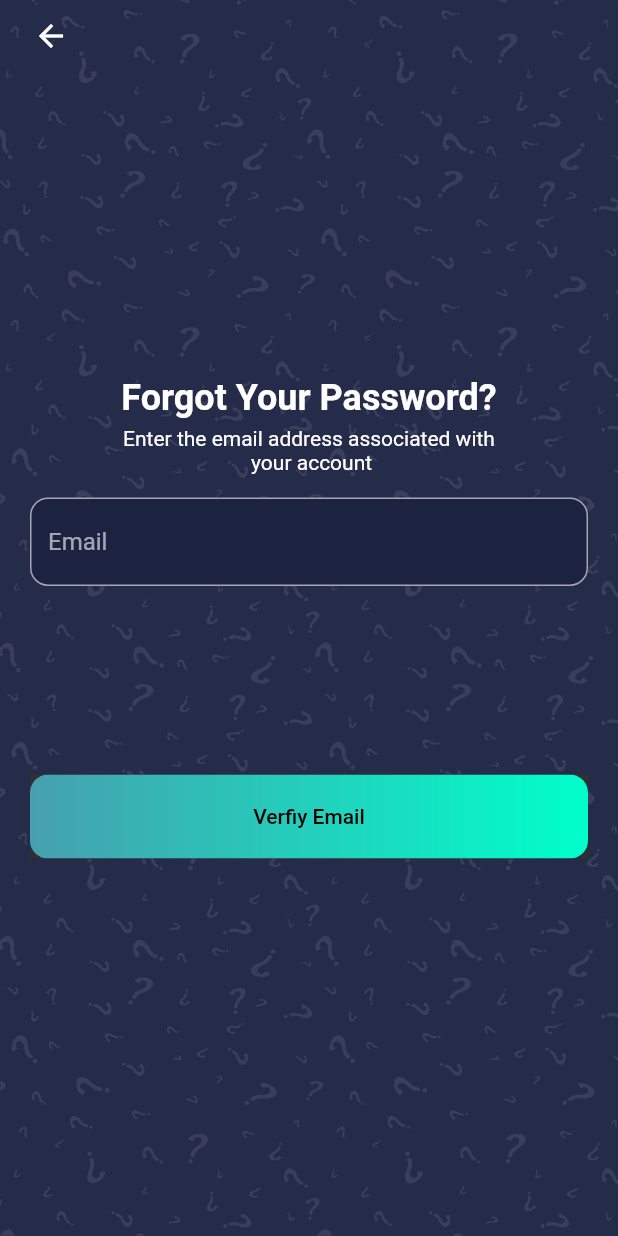
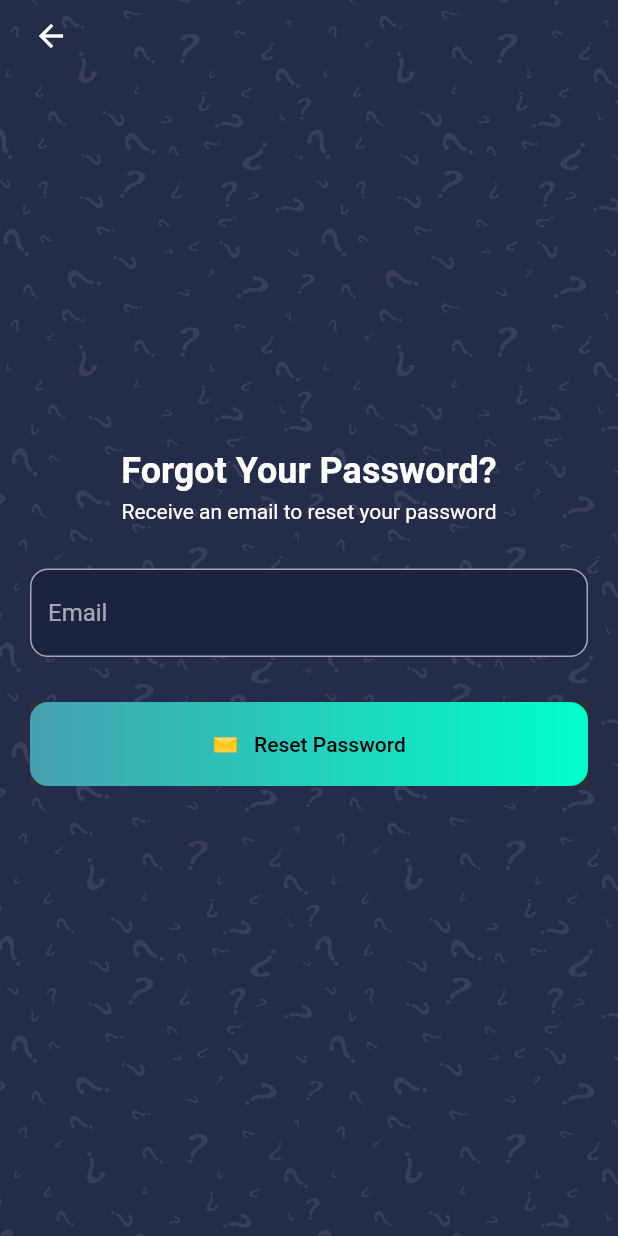
Before and after one commit to ragabelsayed/QuizApp, a Flutter app: the ForgotPasswordScreen screen opened by its route, on a phone screen of 412 x 824 dp. Run offline on Flutter 3.47's test engine with Material 2 defaults, Android fonts, the phone set to English and light mode, and no system bars; our stand-ins replace firebase_auth, firebase_core, flutter_riverpod, flutter_svg; accounts and stored records are empty.

Commit message:
reset password by email is finished

```diff
--- a/quiz_app/lib/src/config/routes.dart
+++ b/quiz_app/lib/src/config/routes.dart
@@ -2,8 +2,7 @@ import 'package:flutter/material.dart';
 import '../screens/exam/exam_screen.dart';
 import '../screens/exam/widget/quiz_input_form.dart';
 import '../screens/home/home_screen.dart';
-import '../screens/reset/forgot_password_screen.dart';
-import '../screens/reset/reset_password_screen.dart';
+import '../screens/reset_password/forgot_password_screen.dart';
 import '../screens/signup/signup_screen.dart';
 import '../screens/login/login_screen.dart';
 import '../screens/student_board/student_board_screen.dart';
@@ -15,7 +14,6 @@ class AppRoutes {
     LoginScreen.routName: (ctx) => const LoginScreen(),
     SignupScreen.routName: (ctx) => const SignupScreen(),
     ForgotPasswordScreen.routName: (ctx) => const ForgotPasswordScreen(),
-    ResetPasswordScreen.routName: (ctx) => const ResetPasswordScreen(),
     HomeScreen.routName: (cxt) => const HomeScreen(),
     ExamScreen.routName: (ctx) => const ExamScreen(),
     QuizForm.routName: (cxt) => const QuizForm(),
--- a/quiz_app/lib/src/provider/auth_provider.dart
+++ b/quiz_app/lib/src/provider/auth_provider.dart
@@ -18,4 +18,8 @@ class Auth {
   static Future<void> signOut() async {
     await FirebaseAuth.instance.signOut();
   }
+
+  static Future<void> resetPassword(String email) async {
+    await FirebaseAuth.instance.sendPasswordResetEmail(email: email);
+  }
 }
--- a/quiz_app/lib/src/provider/exam_provider.dart
+++ b/quiz_app/lib/src/provider/exam_provider.dart
@@ -13,7 +13,7 @@ class ExamNotifier extends StateNotifier<List<Exam>> {
     state.add(exam);
   }
 
-  void addQuiestionToExam(String examId, Question question) {
+  void addQuestionToExam(String examId, Question question) {
     state.firstWhere((element) => element.id == examId).question.add(question);
   }
 }
--- a/quiz_app/lib/src/screens/exam/widget/quiz_input_form.dart
+++ b/quiz_app/lib/src/screens/exam/widget/quiz_input_form.dart
@@ -35,7 +35,7 @@ class _QuizFormState extends ConsumerState<QuizForm> {
     if (_isValid) {
       _formKey.currentState!.save();
       try {
-        ref.read(examProvider.notifier).addQuiestionToExam(
+        ref.read(examProvider.notifier).addQuestionToExam(
             widget.examId!,
             Question(
               id: DateTime.now().toIso8601String(),
--- a/quiz_app/lib/src/screens/reset/forgot_password_screen.dart
+++ /dev/null
@@ -1,68 +0,0 @@
-import 'package:flutter/material.dart';
-import '../../config/constants.dart';
-import '../../config/palette.dart';
-import '../../widgets/rounded_btn.dart';
-import '../login/login_screen.dart';
-
-class ForgotPasswordScreen extends StatelessWidget {
-  static const routName = '/forgot_pass';
-  const ForgotPasswordScreen({Key? key}) : super(key: key);
-
-  @override
-  Widget build(BuildContext context) {
-    return Scaffold(
-      body: Stack(
-        fit: StackFit.expand,
-        children: [
-          AppConstants.imageBackground,
-          Padding(
-            padding: const EdgeInsets.symmetric(
-                horizontal: AppConstants.defaultPadding),
-            child: Column(
-              crossAxisAlignment: CrossAxisAlignment.center,
-              children: [
-                const Spacer(flex: 2),
-                Text(
-                  'Forgot Your Password?',
-                  style: Theme.of(context).textTheme.headline5?.copyWith(
-                      color: Colors.white, fontWeight: FontWeight.bold),
-                ),
-                const SizedBox(height: 5),
-                const Text(
-                    'Enter the email address associated with\n your account',
-                    textAlign: TextAlign.center),
-                const SizedBox(height: 15),
-                const TextField(
-                  decoration: InputDecoration(
-                    filled: true,
-                    fillColor: Palette.backgroundColor,
-                    hintText: 'Email',
-                    border: OutlineInputBorder(
-                      borderRadius: BorderRadius.all(Radius.circular(12)),
-                    ),
-                  ),
-                ),
-                const Spacer(),
-                RoundedBtn(
-                  text: 'Verfiy Email',
-                  padding: AppConstants.defaultPadding,
-                  onPress: () {},
-                ),
-                const Spacer(flex: 2),
-              ],
-            ),
-          ),
-          Positioned(
-            top: MediaQuery.of(context).viewPadding.top,
-            left: 10,
-            child: IconButton(
-              onPressed: () =>
-                  Navigator.pushNamed(context, LoginScreen.routName),
-              icon: const Icon(Icons.arrow_back),
-            ),
-          ),
-        ],
-      ),
-    );
-  }
-}
--- /dev/null
+++ b/quiz_app/lib/src/screens/reset_password/forgot_password_screen.dart
@@ -0,0 +1,124 @@
+import 'package:firebase_auth/firebase_auth.dart';
+import 'package:flutter/material.dart';
+import '../../config/constants.dart';
+import '../../config/palette.dart';
+import '../../config/utils.dart';
+import '../../provider/auth_provider.dart';
+import '../../widgets/rounded_btn.dart';
+import '../login/login_screen.dart';
+
+class ForgotPasswordScreen extends StatefulWidget {
+  static const routName = '/forgot_pass';
+  const ForgotPasswordScreen({Key? key}) : super(key: key);
+
+  @override
+  State<ForgotPasswordScreen> createState() => _ForgotPasswordScreenState();
+}
+
+class _ForgotPasswordScreenState extends State<ForgotPasswordScreen> {
+  final _formKey = GlobalKey<FormState>();
+  TextEditingController emailController = TextEditingController();
+
+  Future<void> _saveForm() async {
+    final _isValid = _formKey.currentState!.validate();
+    if (_isValid) {
+      _formKey.currentState!.save();
+      showDialog(
+        context: context,
+        builder: (ctx) => const Center(
+          child: CircularProgressIndicator(
+            color: Palette.primaryColor1,
+          ),
+        ),
+      );
+      try {
+        await Auth.resetPassword(emailController.text.trim());
+        Utils.showSnackBar('Password Reset Email Sent');
+        Navigator.pop(context);
+      } on FirebaseAuthException catch (e) {
+        Utils.showSnackBar(e.message);
+        Navigator.pop(context);
+      } catch (e) {}
+    }
+  }
+
+  @override
+  void dispose() {
+    emailController.dispose();
+    super.dispose();
+  }
+
+  @override
+  Widget build(BuildContext context) {
+    return Scaffold(
+      body: Stack(
+        fit: StackFit.expand,
+        children: [
+          AppConstants.imageBackground,
+          Padding(
+            padding: const EdgeInsets.symmetric(
+                horizontal: AppConstants.defaultPadding),
+            child: Form(
+              key: _formKey,
+              child: Column(
+                crossAxisAlignment: CrossAxisAlignment.center,
+                children: [
+                  const Spacer(flex: 2),
+                  Text(
+                    'Forgot Your Password?',
+                    style: Theme.of(context).textTheme.headline5?.copyWith(
+                        color: Colors.white, fontWeight: FontWeight.bold),
+                  ),
+                  const SizedBox(height: 5),
+                  const Text(
+                    'Receive an email to reset your password',
+                    textAlign: TextAlign.center,
+                  ),
+                  const SizedBox(height: 30),
+                  TextFormField(
+                    keyboardType: TextInputType.emailAddress,
+                    textInputAction: TextInputAction.done,
+                    controller: emailController,
+                    decoration: const InputDecoration(
+                      filled: true,
+                      fillColor: Palette.backgroundColor,
+                      hintText: 'Email',
+                      border: AppConstants.border,
+                      errorBorder: AppConstants.errorBorder,
+                      focusedBorder: AppConstants.focusedBorder,
+                    ),
+                    validator: (newValue) {
+                      if (newValue!.isEmpty) {
+                        return 'Please enter your email';
+                      }
+                      if (!AppConstants.emailValidatorRegExp
+                          .hasMatch(newValue)) {
+                        return 'Please enter valid email';
+                      }
+                    },
+                  ),
+                  const SizedBox(height: 30),
+                  RoundedBtn(
+                    text: '✉️   Reset Password',
+                    padding: AppConstants.defaultPadding,
+                    onPress: () => _saveForm(),
+                  ),
+                  const Spacer(flex: 2),
+                ],
+              ),
+            ),
+          ),
+          Positioned(
+            top: MediaQuery.of(context).viewPadding.top,
+            left: 10,
+            child: IconButton(
+              onPressed: () =>
+                  Navigator.pushNamed(context, LoginScreen.routName),
+              icon: const Icon(Icons.arrow_back),
+            ),
+          ),
+        ],
+      ),
+    );
+  }
+}
--- a/quiz_app/lib/src/screens/signup/widgets/signup_form.dart
+++ b/quiz_app/lib/src/screens/signup/widgets/signup_form.dart
@@ -72,7 +72,7 @@ class _SignupFormState extends State<SignupForm> {
             const Text('Signup'),
             const Spacer(),
             TextFormField(
-              keyboardType: TextInputType.name,
+              keyboardType: TextInputType.emailAddress,
               textInputAction: TextInputAction.next,
               controller: emailController,
               decoration: const InputDecoration(
@@ -97,6 +97,7 @@ class _SignupFormState extends State<SignupForm> {
               keyboardType: TextInputType.visiblePassword,
               textInputAction: TextInputAction.next,
               controller: passController,
+              obscureText: true,
               decoration: const InputDecoration(
                 fillColor: Palette.backgroundColor,
                 filled: true,
@@ -119,6 +120,7 @@ class _SignupFormState extends State<SignupForm> {
               keyboardType: TextInputType.visiblePassword,
               textInputAction: TextInputAction.done,
               controller: cPassController,
+              obscureText: true,
               decoration: const InputDecoration(
                 fillColor: Palette.backgroundColor,
                 filled: true,
```
Also changed, not shown: quiz_app/lib/src/screens/login/login_screen.dart (+8 -6 lines), quiz_app/lib/src/screens/reset/reset_password_screen.dart (deleted, +0 -56 lines).
